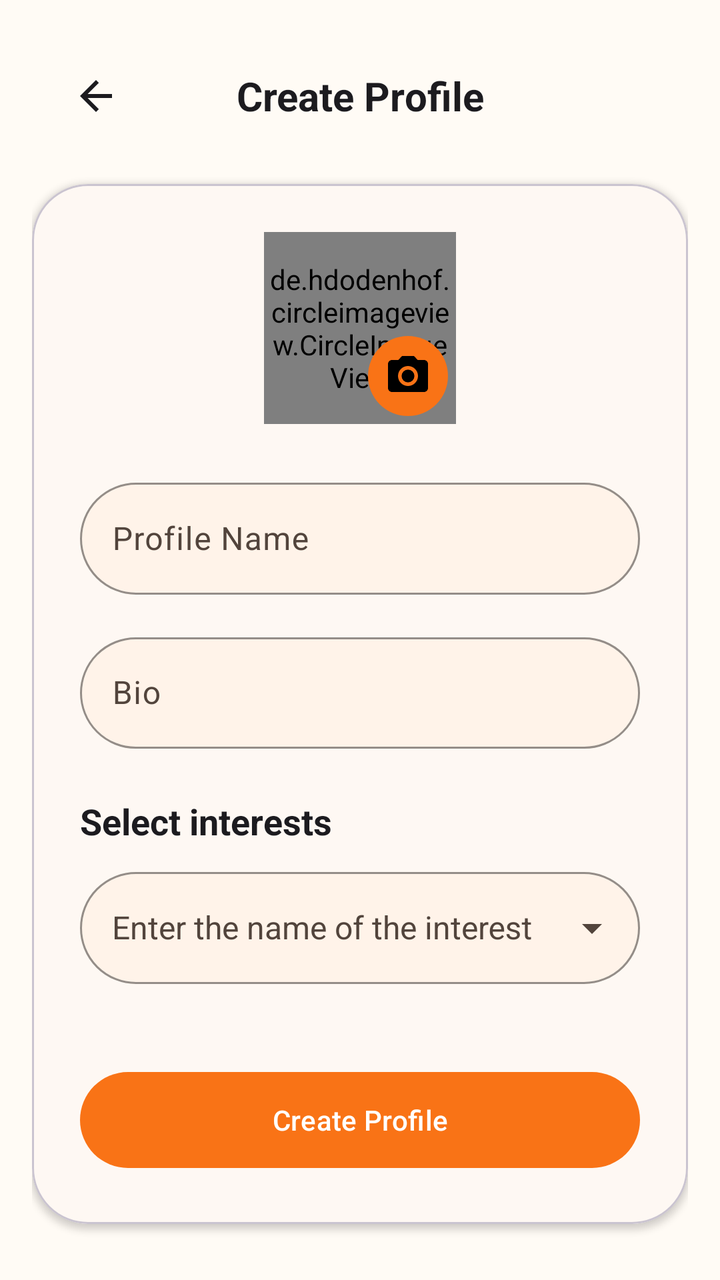
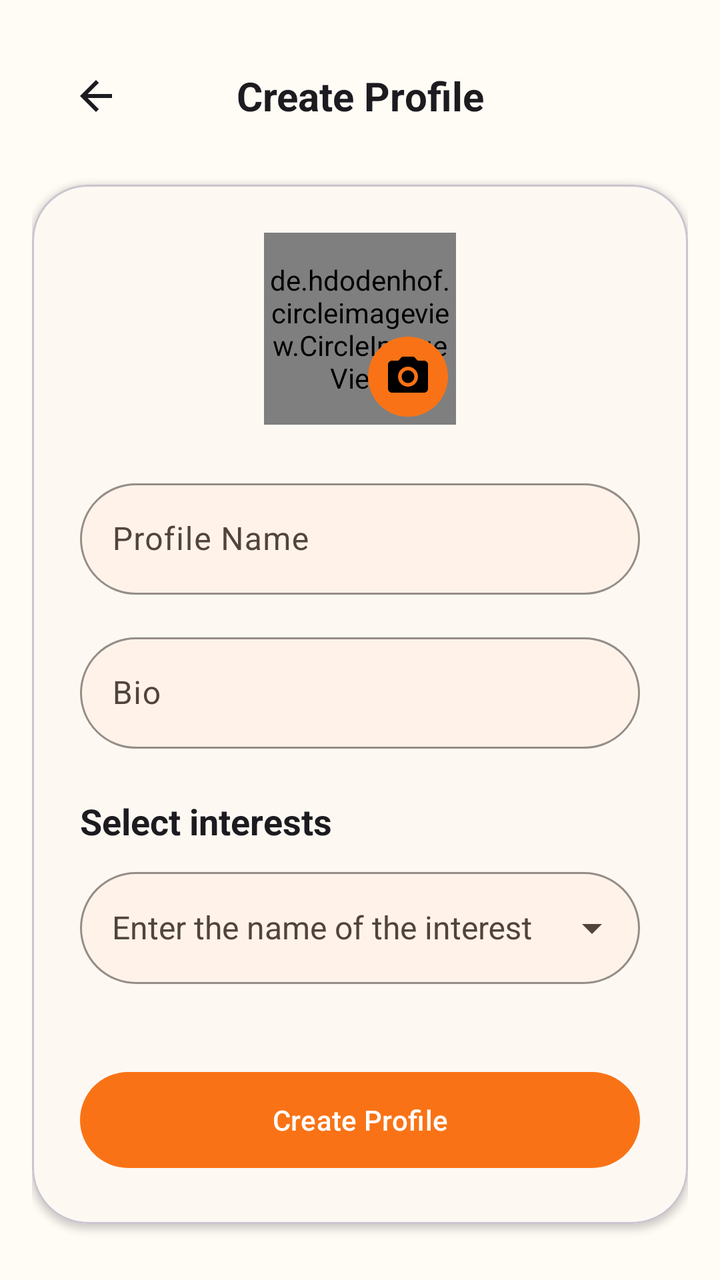

Two renders of the same Android screen: before a commit and after it. Below are the layout's source before the change and the commit's diff.
<!-- AndroidManifest.xml: application theme Theme.Common_Ground -->
<!-- res/layout/fragment_create_profile.xml -->
<?xml version="1.0" encoding="utf-8"?>
<ScrollView xmlns:android="http://schemas.android.com/apk/res/android"
    xmlns:app="http://schemas.android.com/apk/res-auto"
    android:layout_width="match_parent"
    android:layout_height="match_parent"
    android:fillViewport="true"
    android:background="@color/md_surface"
    android:fitsSystemWindows="true">

    <androidx.constraintlayout.widget.ConstraintLayout
        android:layout_width="match_parent"
        android:layout_height="wrap_content"
        android:padding="@dimen/spacing_16">

        <com.google.android.material.appbar.MaterialToolbar
            android:id="@+id/toolbar"
            android:layout_width="0dp"
            android:layout_height="?attr/actionBarSize"
            android:background="@android:color/transparent"
            app:title=""
            app:contentInsetStart="0dp"
            app:layout_constraintTop_toTopOf="parent"
            app:layout_constraintStart_toStartOf="parent"
            app:layout_constraintEnd_toEndOf="parent">

            <LinearLayout
                android:layout_width="match_parent"
                android:layout_height="match_parent"
                android:gravity="center_vertical"
                android:orientation="horizontal"
                android:paddingHorizontal="@dimen/spacing_8">

                <ImageButton
                    android:id="@+id/back_button"
                    android:layout_width="48dp"
                    android:layout_height="48dp"
                    android:background="?attr/selectableItemBackgroundBorderless"
                    android:contentDescription="@string/back"
                    android:src="@drawable/ic_arrow_back"
                    app:tint="@color/md_on_surface" />

                <TextView
                    android:layout_width="0dp"
                    android:layout_height="wrap_content"
                    android:layout_weight="1"
                    android:text="@string/create_profile"
                    android:textColor="@color/md_on_surface"
                    android:textSize="@dimen/text_xl"
                    android:textStyle="bold"
                    android:gravity="center" />

                <View
                    android:layout_width="48dp"
                    android:layout_height="48dp" />
            </LinearLayout>
        </com.google.android.material.appbar.MaterialToolbar>

        <com.google.android.material.card.MaterialCardView
            android:layout_width="match_parent"
            android:layout_height="wrap_content"
            style="@style/CardView.Rounded"
            app:cardCornerRadius="@dimen/corner_radius_28"
            app:cardElevation="@dimen/elevation_2"
            app:layout_constraintTop_toBottomOf="@id/toolbar"
            app:layout_constraintBottom_toBottomOf="parent"
            app:layout_constraintStart_toStartOf="parent"
            app:layout_constraintEnd_toEndOf="parent">

            <LinearLayout
                android:layout_width="match_parent"
                android:layout_height="wrap_content"
                android:orientation="vertical"
                android:padding="@dimen/spacing_24">

                <RelativeLayout
                    android:layout_width="match_parent"
                    android:layout_height="wrap_content"
                    android:gravity="center"
                    android:layout_marginBottom="@dimen/spacing_24">

                    <de.hdodenhof.circleimageview.CircleImageView
                        android:id="@+id/profile_avatar"
                        android:layout_width="96dp"
                        android:layout_height="96dp"
                        android:src="@drawable/ic_person"
                        app:civ_border_width="3dp"
                        app:civ_border_color="@color/md_outline_variant" />

                    <ImageButton
                        android:id="@+id/avatar_edit_button"
                        android:layout_width="40dp"
                        android:layout_height="40dp"
                        android:background="@drawable/circle_background_primary"
                        android:src="@drawable/ic_camera"
                        android:layout_alignBottom="@id/profile_avatar"
                        android:layout_alignEnd="@id/profile_avatar"
                        android:layout_marginEnd="4dp"
                        android:layout_marginBottom="4dp"
                        android:contentDescription="@string/change_avatar" />

                    <ImageButton
                        android:id="@+id/avatar_clear_button"
                        android:layout_width="32dp"
                        android:layout_height="32dp"
                        android:background="@drawable/circle_background_secondary"
                        android:src="@drawable/ic_close"
                        android:layout_alignTop="@id/profile_avatar"
                        android:layout_alignStart="@id/profile_avatar"
                        android:layout_marginStart="4dp"
                        android:layout_marginTop="4dp"
                        android:visibility="gone"
                        android:contentDescription="@string/clear_avatar" />
                </RelativeLayout>

                <com.google.android.material.textfield.TextInputLayout
                    android:id="@+id/username_input_layout"
                    style="@style/TextInputLayout.Rounded"
                    android:layout_width="match_parent"
                    android:layout_height="wrap_content"
                    android:layout_marginBottom="@dimen/spacing_16">

                    <com.google.android.material.textfield.TextInputEditText
                        android:id="@+id/username_edit_text"
                        android:layout_width="match_parent"
                        android:layout_height="@dimen/input_height"
                        android:hint="@string/profile_name"
                        android:textColor="@color/md_on_surface"
                        android:textSize="@dimen/text_base"
                        android:inputType="text" />
                </com.google.android.material.textfield.TextInputLayout>

                <com.google.android.material.textfield.TextInputLayout
                    android:id="@+id/bio_input_layout"
                    style="@style/TextInputLayout.Rounded"
                    android:layout_width="match_parent"
                    android:layout_height="wrap_content"
                    android:layout_marginBottom="@dimen/spacing_24">

                    <com.google.android.material.textfield.TextInputEditText
                        android:id="@+id/bio_edit_text"
                        android:layout_width="match_parent"
                        android:layout_height="wrap_content"
                        android:hint="@string/bio"
                        android:inputType="textMultiLine"
                        android:maxLines="3"
                        android:textColor="@color/md_on_surface"
                        android:textSize="@dimen/text_base" />
                </com.google.android.material.textfield.TextInputLayout>

                <TextView
                    android:layout_width="match_parent"
                    android:layout_height="wrap_content"
                    android:text="@string/select_interests_title"
                    android:textColor="@color/md_on_surface"
                    android:textSize="@dimen/text_lg"
                    android:textStyle="bold"
                    android:layout_marginBottom="@dimen/spacing_8" />

                <com.google.android.material.textfield.TextInputLayout
                    android:id="@+id/interest_input_layout"
                    style="@style/TextInputLayout.Rounded"
                    android:layout_width="match_parent"
                    android:layout_height="wrap_content"
                    app:endIconMode="dropdown_menu"
                    android:layout_marginBottom="@dimen/spacing_16">

                    <com.google.android.material.textfield.MaterialAutoCompleteTextView
                        android:id="@+id/interest_auto_complete"
                        android:layout_width="match_parent"
                        android:layout_height="@dimen/input_height"
                        android:hint="@string/type_to_search_interest"
                        android:inputType="text"
                        android:maxLines="1"
                        android:paddingStart="16dp"
                        android:singleLine="true"
                        android:textColor="@color/md_on_surface"
                        android:textSize="@dimen/text_base" />
                </com.google.android.material.textfield.TextInputLayout>

                <com.google.android.material.chip.ChipGroup
                    android:id="@+id/selected_interests_chip_group"
                    android:layout_width="match_parent"
                    android:layout_height="wrap_content"
                    app:chipSpacingHorizontal="@dimen/spacing_8"
                    app:chipSpacingVertical="@dimen/spacing_4"
                    android:layout_marginBottom="@dimen/spacing_24" />

                <com.google.android.material.button.MaterialButton
                    android:id="@+id/create_profile_button"
                    android:layout_width="match_parent"
                    android:layout_height="@dimen/button_height"
                    style="@style/Button.Filled"
                    android:text="@string/create_profile" />

            </LinearLayout>
        </com.google.android.material.card.MaterialCardView>
    </androidx.constraintlayout.widget.ConstraintLayout>
</ScrollView>
<!-- resources referenced by this layout -->
<resources>
  <color name="md_on_surface">#1C1B1F</color>
  <color name="md_outline_variant">#E7D7CC</color>
  <color name="md_surface">#FFFBF5</color>
  <dimen name="button_height">56dp</dimen>
  <dimen name="corner_radius_28">28dp</dimen>
  <dimen name="elevation_2">2dp</dimen>
  <dimen name="input_height">56dp</dimen>
  <dimen name="spacing_16">16dp</dimen>
  <dimen name="spacing_24">24dp</dimen>
  <dimen name="spacing_4">4dp</dimen>
  <dimen name="spacing_8">8dp</dimen>
  <dimen name="text_base">16sp</dimen>
  <dimen name="text_lg">18sp</dimen>
  <dimen name="text_xl">20sp</dimen>
  <!-- drawable circle_background_primary (drawable) -->
  <?xml version="1.0" encoding="utf-8"?>
  <shape xmlns:android="http://schemas.android.com/apk/res/android"
      android:shape="oval">
      <solid android:color="@color/md_primary" />
      <size android:width="48dp" android:height="48dp" />
  </shape>
  <!-- drawable circle_background_secondary (drawable) -->
  <?xml version="1.0" encoding="utf-8"?>
  <shape xmlns:android="http://schemas.android.com/apk/res/android"
      android:shape="oval">
      <solid android:color="@color/md_secondary_container" />
      <size android:width="48dp" android:height="48dp" />
  </shape>
  <!-- drawable ic_arrow_back (drawable) -->
  <vector xmlns:android="http://schemas.android.com/apk/res/android" android:autoMirrored="true" android:height="24dp" android:tint="#000000" android:viewportHeight="24" android:viewportWidth="24" android:width="24dp">
        
      <path android:fillColor="@android:color/white" android:pathData="M20,11H7.83l5.59,-5.59L12,4l-8,8 8,8 1.41,-1.41L7.83,13H20v-2z"/>
      
  </vector>
  <string name="back">Back</string>
  <string name="bio">Bio</string>
  <string name="change_avatar">Change Avatar</string>
  <string name="clear_avatar">Clear avatar</string>
  <string name="create_profile">Create Profile</string>
  <string name="profile_name">Profile Name</string>
  <string name="select_interests_title">Select interests</string>
  <string name="type_to_search_interest">Enter the name of the interest</string>
  <style name="Button.Filled" parent="Widget.Material3.Button">
          <item name="backgroundTint">@color/md_primary</item>
          <item name="android:textColor">@color/md_on_primary</item>
          <item name="cornerRadius">@dimen/corner_radius_full</item>
          <item name="android:elevation">@dimen/elevation_1</item>
          <item name="android:minHeight">@dimen/button_height</item>
      </style>
  <style name="CardView.Rounded" parent="CardView">
          <item name="cardCornerRadius">@dimen/corner_radius_20</item>
          <item name="cardElevation">@dimen/elevation_2</item>
          <item name="cardBackgroundColor">@color/md_surface_container_low</item>
      </style>
  <color name="md_primary">#F97316</color>
  <color name="md_secondary_container">#FEE2E2</color>
  <color name="md_on_primary">#FFFFFF</color>
  <dimen name="corner_radius_full">50dp</dimen>
  <dimen name="elevation_1">1dp</dimen>
  <dimen name="corner_radius_20">20dp</dimen>
  <color name="md_surface_container_low">#FEF8F3</color>
  <color name="md_surface_container_high">#FFF3E9</color>
  <color name="md_on_surface_variant">#52443C</color>
  <color name="md_primary_container">#FFEDD5</color>
  <color name="md_on_primary_container">#7C2D12</color>
  <color name="md_secondary">#EF4444</color>
  <color name="md_on_secondary">#FFFFFF</color>
  <color name="md_on_secondary_container">#7F1D1D</color>
  <color name="md_tertiary">#FBBF24</color>
  <color name="md_on_tertiary">#422006</color>
  <color name="md_tertiary_container">#FEF3C7</color>
  <color name="md_on_tertiary_container">#78350F</color>
  <color name="md_surface_variant">#FFF7ED</color>
  <color name="md_surface_container">#FFF7ED</color>
  <!-- unchanged entries left out for length: 5 -->
</resources>

<!-- the commit's change to res/layout/fragment_create_profile.xml (unified diff, before → after) -->
@@ -122,11 +122,13 @@
                     <com.google.android.material.textfield.TextInputEditText
                         android:id="@+id/username_edit_text"
                         android:layout_width="match_parent"
-                        android:layout_height="@dimen/input_height"
+                        android:layout_height="wrap_content"
                         android:hint="@string/profile_name"
                         android:textColor="@color/md_on_surface"
                         android:textSize="@dimen/text_base"
-                        android:inputType="text" />
+                        android:inputType="text"
+                        android:maxLines="1"
+                        android:imeOptions="actionDone"/>
                 </com.google.android.material.textfield.TextInputLayout>
 
                 <com.google.android.material.textfield.TextInputLayout
